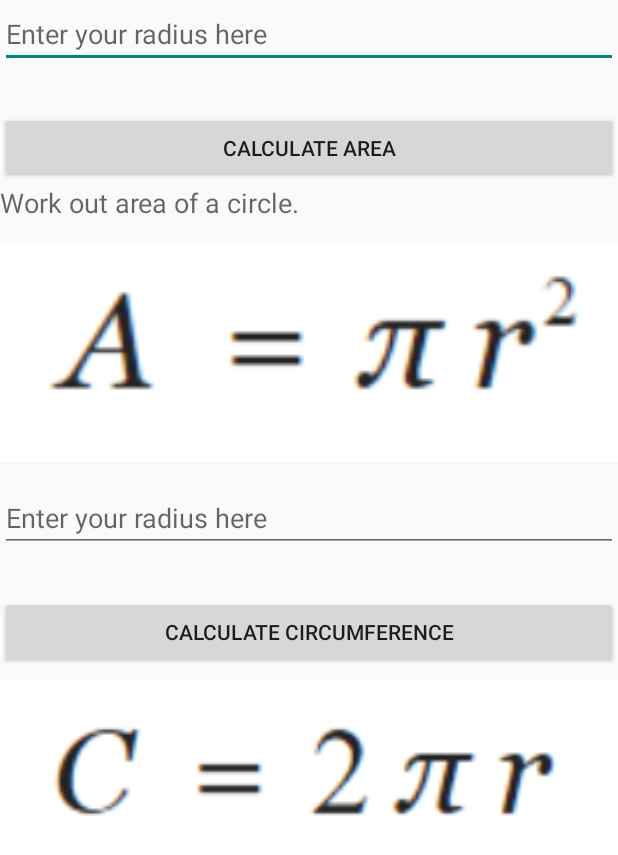
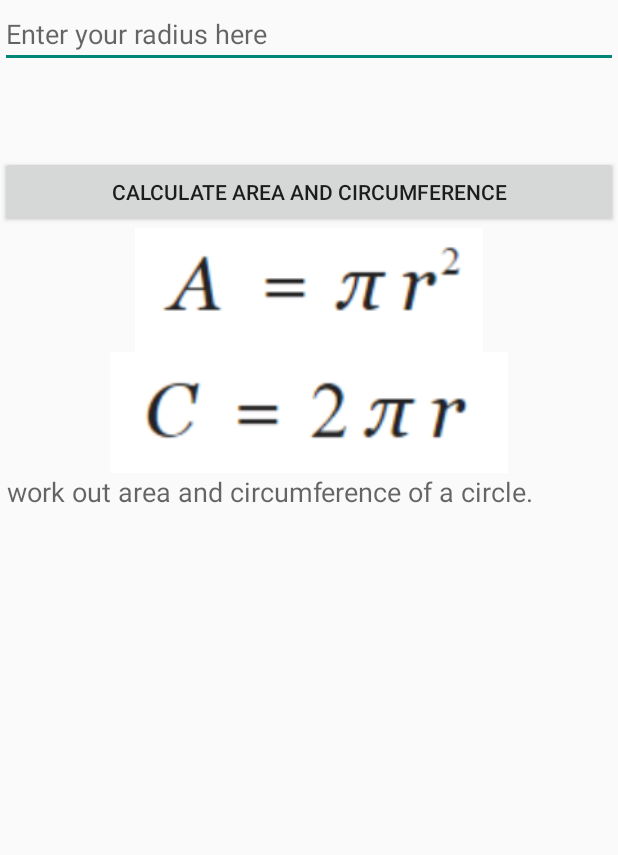
Before and after one commit to Patalayus/CalculatorApp, an Android app: the ActivityCircle screen opened directly, with no data from a screen before it, on a phone screen of 412 x 824 dp. Shown: the top 855 px of the screen. Run offline under Robolectric (Android 15) with nearby library versions, the phone set to English and light mode, and no system bars.

Commit message:
merged area and circumference into the same calculation, resized images

```diff
--- a/app/build.gradle
+++ b/app/build.gradle
@@ -7,8 +7,8 @@ android {
         applicationId "com.laminar.calculator.calculator"
         minSdkVersion 23
         targetSdkVersion 25
-        versionCode 1
-        versionName "1.0"
+        versionCode 3
+        versionName "3.0"
         testInstrumentationRunner "android.support.test.runner.AndroidJUnitRunner"
     }
     buildTypes {
--- a/app/src/main/java/com/laminar/calculator/calculator/QFormula.java
+++ b/app/src/main/java/com/laminar/calculator/calculator/QFormula.java
@@ -22,7 +22,6 @@ public class QFormula extends AppCompatActivity {
     Button calc;
 
     double a, b, c;
-
 
     @Override
     protected void onCreate(Bundle savedInstanceState) {
--- a/app/src/main/res/layout/activity_circle.xml
+++ b/app/src/main/res/layout/activity_circle.xml
@@ -21,36 +21,6 @@
         android:layout_height="wrap_content"
         android:textAppearance="@style/TextAppearance.AppCompat.Large" />
 
-    <Button
-        android:id="@+id/calculateButton_ID"
-        android:layout_width="match_parent"
-        android:layout_height="wrap_content"
-        android:onClick="RadiusCalculation"
-        android:text="calculate area" />
-
-    <TextView
-        android:id="@+id/textView"
-        android:layout_width="match_parent"
-        android:layout_height="wrap_content"
-        android:text="Work out area of a circle."
-        android:textAppearance="@style/TextAppearance.AppCompat.Medium" />
-
-    <ImageView
-        android:id="@+id/imageView4"
-        android:src="@drawable/areaofacircle2"
-        android:layout_width="match_parent"
-        android:layout_height="wrap_content"
-        app:srcCompat="@drawable/areaofacircle2"
-        android:layout_weight="0.27" />
-
-    <EditText
-        android:id="@+id/radius_text2"
-        android:layout_width="match_parent"
-        android:layout_height="wrap_content"
-        android:ems="10"
-        android:hint="Enter your radius here"
-        android:inputType="number|numberSigned|numberDecimal" />
-
     <TextView
         android:id="@+id/output_text2"
         android:layout_width="match_parent"
@@ -58,11 +28,19 @@
         android:textAppearance="@style/TextAppearance.AppCompat.Large" />
 
     <Button
-        android:id="@+id/calculateButton_ID2"
+        android:id="@+id/calculateButton_ID"
         android:layout_width="match_parent"
         android:layout_height="wrap_content"
         android:onClick="RadiusCalculation"
-        android:text="calculate circumference" />
+        android:text="calculate area and circumference" />
+
+    <ImageView
+        android:id="@+id/imageView4"
+        android:layout_width="match_parent"
+        android:layout_height="wrap_content"
+        android:src="@drawable/areaofacircle2"
+        app:srcCompat="@drawable/areaofacircle2"
+        android:layout_weight="0.05" />
 
     <ImageView
         android:id="@+id/imageView3"
@@ -70,6 +48,13 @@
         android:layout_width="match_parent"
         android:layout_height="wrap_content"
         app:srcCompat="@drawable/circumferenceofacircle"
-        android:layout_weight="0.20" />
+        android:layout_weight="0.05" />
+
+    <TextView
+        android:id="@+id/textView"
+        android:layout_width="match_parent"
+        android:layout_height="wrap_content"
+        android:text=" work out area and circumference of a circle."
+        android:textAppearance="@style/TextAppearance.AppCompat.Medium" />
 
 </LinearLayout>
```
Also changed, not shown: app/src/main/java/com/laminar/calculator/calculator/ActivityCircle.java (+12 -15 lines).
